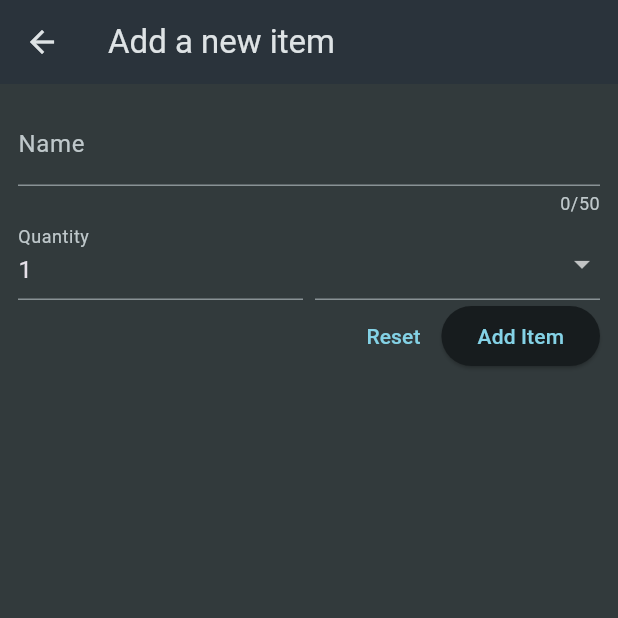
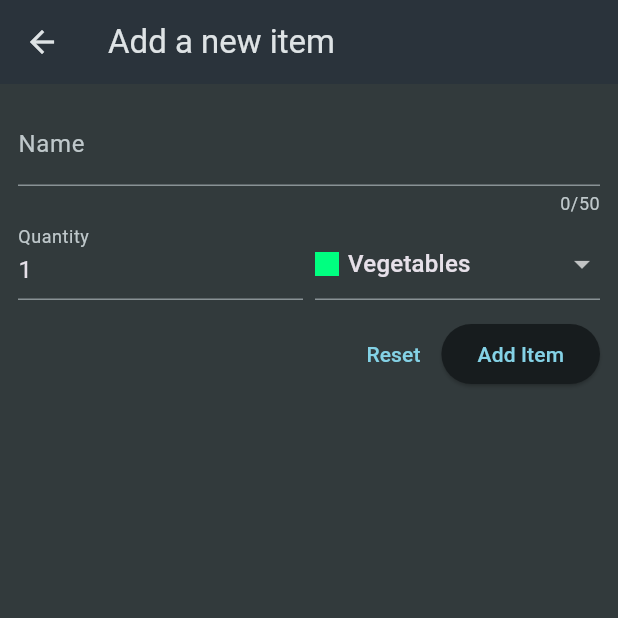
Before and after one commit to adala-wanyande/flutter-shopping-list, a Flutter app: the NewItem screen opened directly, on a phone screen of 412 x 824 dp, the top half of it. Run offline on Flutter 3.47's test engine with Material 3 defaults, Android fonts, the phone set to English and light mode, and no system bars.

```diff
--- a/lib/widgets/new_item.dart
+++ b/lib/widgets/new_item.dart
@@ -1,4 +1,5 @@
 import 'package:flutter/material.dart';
+
 import 'package:shopping_list_app/data/categories.dart';
 import 'package:shopping_list_app/models/category.dart';
 import 'package:shopping_list_app/models/grocery_item.dart';
@@ -7,7 +8,7 @@ class NewItem extends StatefulWidget {
   const NewItem({super.key});
 
   @override
-  State<StatefulWidget> createState() {
+  State<NewItem> createState() {
     return _NewItemState();
   }
 }
@@ -23,10 +24,11 @@ class _NewItemState extends State<NewItem> {
       _formKey.currentState!.save();
       Navigator.of(context).pop(
         GroceryItem(
-            id: DateTime.now().toString(),
-            name: _enteredName,
-            quantity: _enteredQuantity,
-            category: _selectedCategory),
+          id: DateTime.now().toString(),
+          name: _enteredName,
+          quantity: _enteredQuantity,
+          category: _selectedCategory,
+        ),
       );
     }
   }
@@ -58,9 +60,12 @@ class _NewItemState extends State<NewItem> {
                   return null;
                 },
                 onSaved: (value) {
+                  // if (value == null) {
+                  //   return;
+                  // }
                   _enteredName = value!;
                 },
-              ),
+              ), // instead of TextField()
               Row(
                 crossAxisAlignment: CrossAxisAlignment.end,
                 children: [
@@ -88,6 +93,7 @@ class _NewItemState extends State<NewItem> {
                   const SizedBox(width: 8),
                   Expanded(
                     child: DropdownButtonFormField(
+                      value: _selectedCategory,
                       items: [
                         for (final category in categories.entries)
                           DropdownMenuItem(
@@ -103,7 +109,7 @@ class _NewItemState extends State<NewItem> {
                                 Text(category.value.title),
                               ],
                             ),
-                          )
+                          ),
                       ],
                       onChanged: (value) {
                         setState(() {
@@ -114,6 +120,7 @@ class _NewItemState extends State<NewItem> {
                   ),
                 ],
               ),
+              const SizedBox(height: 12),
               Row(
                 mainAxisAlignment: MainAxisAlignment.end,
                 children: [
@@ -126,9 +133,9 @@ class _NewItemState extends State<NewItem> {
                   ElevatedButton(
                     onPressed: _saveItem,
                     child: const Text('Add Item'),
-                  ),
+                  )
                 ],
-              ) // instead of TextField()
+              ),
             ],
           ),
         ),
```
